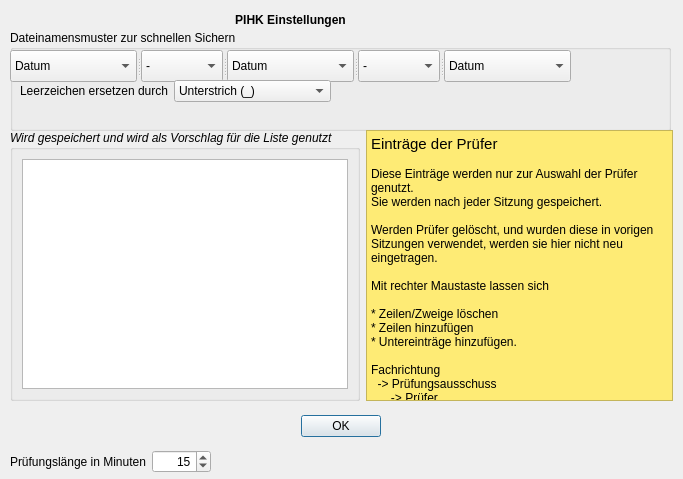
First picture: the form in preferences.ui, repository effzett/pihk, before the edit.
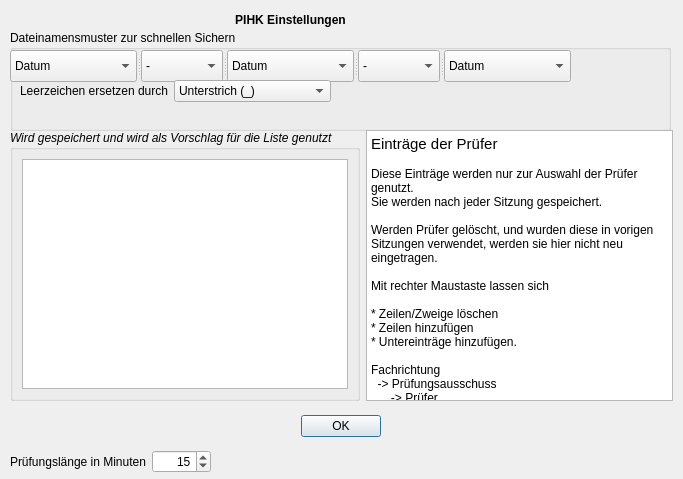
Second picture: the form after the edit.

Commit message: Hintergrund auf Standard gesetzt

```diff
--- a/preferences.ui
+++ b/preferences.ui
@@ -358,7 +358,7 @@
        <bool>true</bool>
       </property>
       <property name="styleSheet">
-       <string notr="true">background-color: rgb(254, 235, 117);</string>
+       <string notr="true"/>
       </property>
       <property name="verticalScrollBarPolicy">
        <enum>Qt::ScrollBarAlwaysOff</enum>
```
